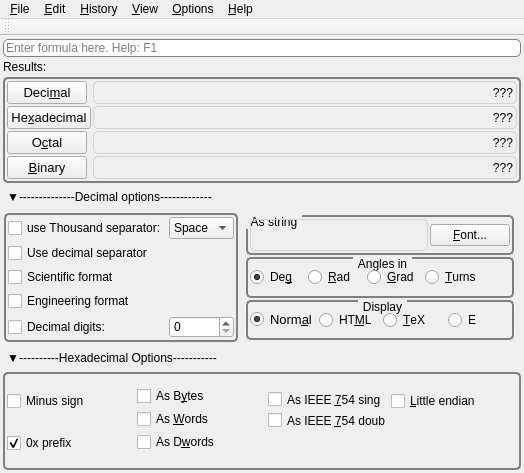
solyoma/FalconCalc, file FalconCalcQt/FalconCalcQt.ui: the form before one commit.
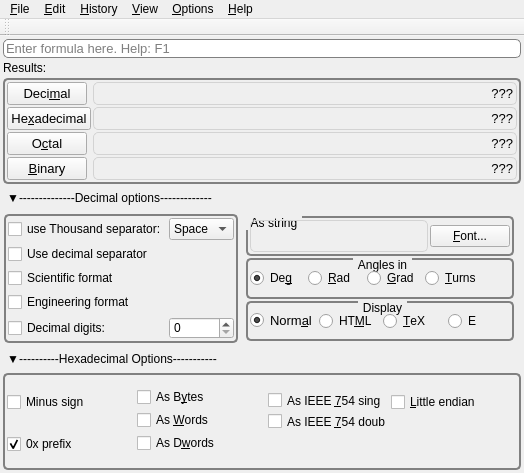
The form after the commit. Icons and pictures are not drawn.

Commit message: bugfix:compile Qt release version font suize

The edit to the form file:
```diff
--- a/FalconCalcQt/FalconCalcQt.ui
+++ b/FalconCalcQt/FalconCalcQt.ui
@@ -104,6 +104,11 @@
        </item>
        <item row="0" column="1">
         <widget class="QLabel" name="lblDec">
+         <property name="font">
+          <font>
+           <pointsize>10</pointsize>
+          </font>
+         </property>
          <property name="frameShape">
           <enum>QFrame::StyledPanel</enum>
          </property>
@@ -145,6 +150,11 @@
        </item>
        <item row="1" column="1">
         <widget class="QLabel" name="lblHex">
+         <property name="font">
+          <font>
+           <pointsize>10</pointsize>
+          </font>
+         </property>
          <property name="frameShape">
           <enum>QFrame::StyledPanel</enum>
          </property>
@@ -186,6 +196,11 @@
        </item>
        <item row="2" column="1">
         <widget class="QLabel" name="lblOct">
+         <property name="font">
+          <font>
+           <pointsize>10</pointsize>
+          </font>
+         </property>
          <property name="frameShape">
           <enum>QFrame::StyledPanel</enum>
          </property>
@@ -227,6 +242,11 @@
        </item>
        <item row="3" column="1">
         <widget class="QLabel" name="lblBin">
+         <property name="font">
+          <font>
+           <pointsize>10</pointsize>
+          </font>
+         </property>
          <property name="frameShape">
           <enum>QFrame::StyledPanel</enum>
          </property>
@@ -445,6 +465,11 @@
     </item>
     <item row="0" column="0" colspan="2">
      <widget class="QLineEdit" name="edtInfix">
+      <property name="font">
+       <font>
+        <pointsize>10</pointsize>
+       </font>
+      </property>
       <property name="placeholderText">
        <string>Enter formula here. Help: F1</string>
       </property>
```
The commit also changes 3 other files.
